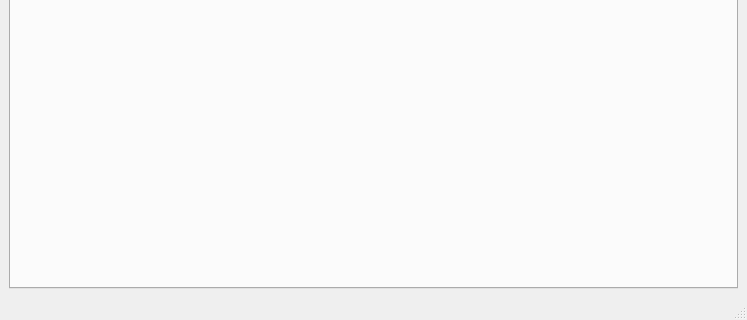
Before: the Qt Designer form src/mainwindow.ui in FastTrackOrg/FastTrack, drawn with Qt 5; both pictures show x 0 to 747 and y 352 to 672 of the 747 by 672 pixel window.
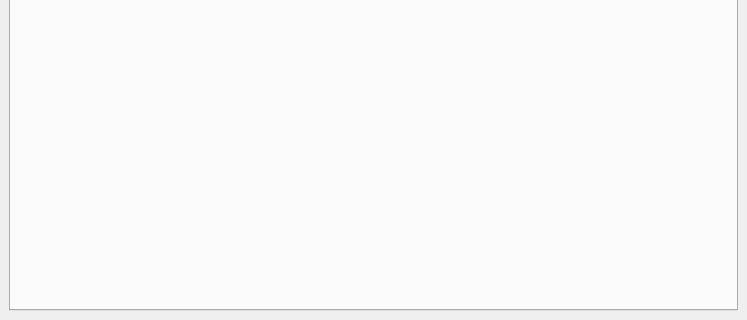
After: the same form once the commit is applied.

What changed in the file:
```diff
--- a/src/mainwindow.ui
+++ b/src/mainwindow.ui
@@ -36,7 +36,6 @@
     </item>
    </layout>
   </widget>
-  <widget class="QStatusBar" name="statusbar"/>
  </widget>
  <resources/>
  <connections/>
```
